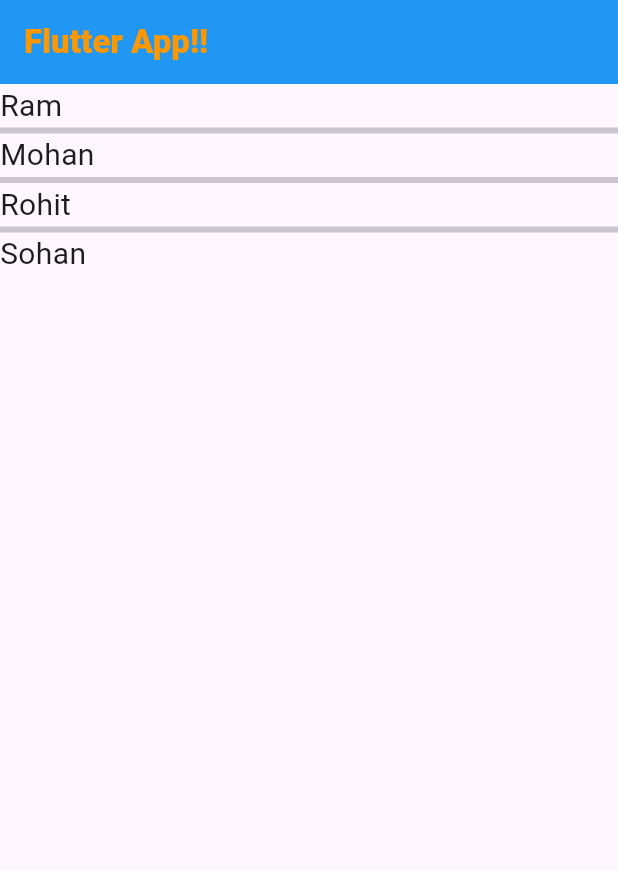
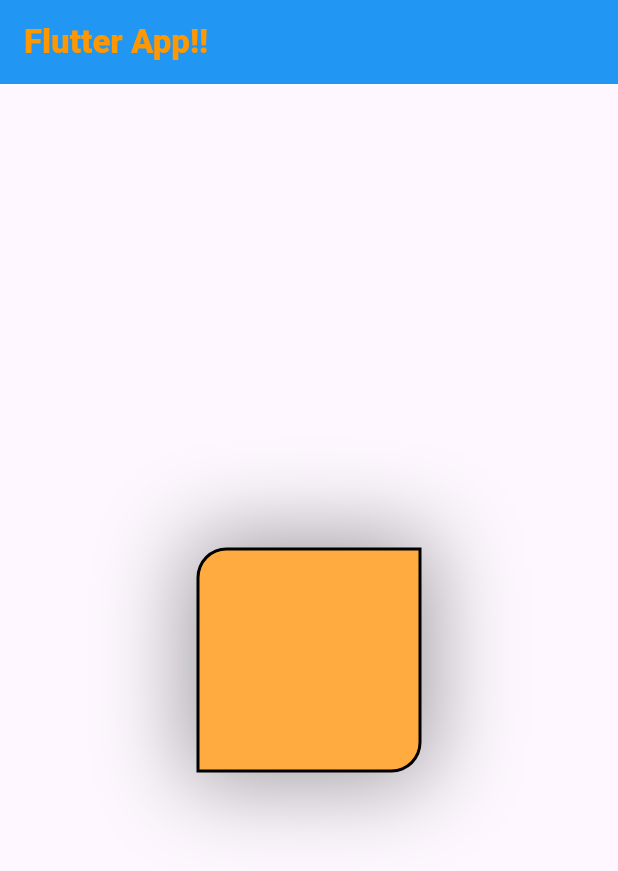
Before and after one commit to IllTushar/flutterComponents, a Flutter app: the screen it shows after launch, on a phone screen of 412 x 824 dp. Shown: the top 871 px of the screen. Run offline on Flutter 3.47's test engine with Material 3 defaults, Android fonts, the phone set to English and light mode, and no system bars; missing offline and left inert: dart:ffi.

Commit message:
box deco

```diff
--- a/lib/main.dart
+++ b/lib/main.dart
@@ -1,3 +1,5 @@
+import 'dart:ffi';
+
 import 'package:flutter/material.dart';
 
 void main() {
@@ -22,17 +24,25 @@ class MyApp extends StatelessWidget {
             backgroundColor: Colors.blue,
           ),
           //ListView.builder is used to like recyclerview
-          body: ListView.separated(
-            itemBuilder: (context, index) {
-              return Text(
-                listView[index],
-                style: TextStyle(fontSize: 20),
-              );
-            },
-            itemCount: listView.length,
-            separatorBuilder: (context,index){
-              return Divider(thickness: 4,height: 4,);
-            },
+          body: Container(
+            width: double.infinity,
+            height: double.infinity,
+            child: Center(
+              child: Container(
+                width: 150,
+                height: 150,
+                decoration: BoxDecoration(
+                    color: Colors.orangeAccent,
+                    borderRadius: BorderRadius.only(
+                        topLeft: Radius.circular(20),
+                        bottomRight: Radius.circular(20)),
+                    border: Border.all(color: Colors.black, width: 2),
+                    boxShadow: [
+                      BoxShadow(
+                          color: Colors.grey, blurRadius: 51, spreadRadius: 7)
+                    ]),
+              ),
+            ),
           )),
     );
   }
```
